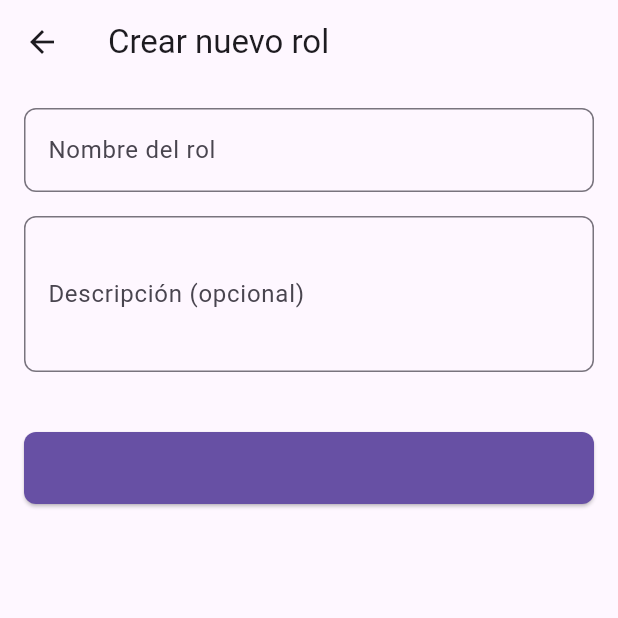
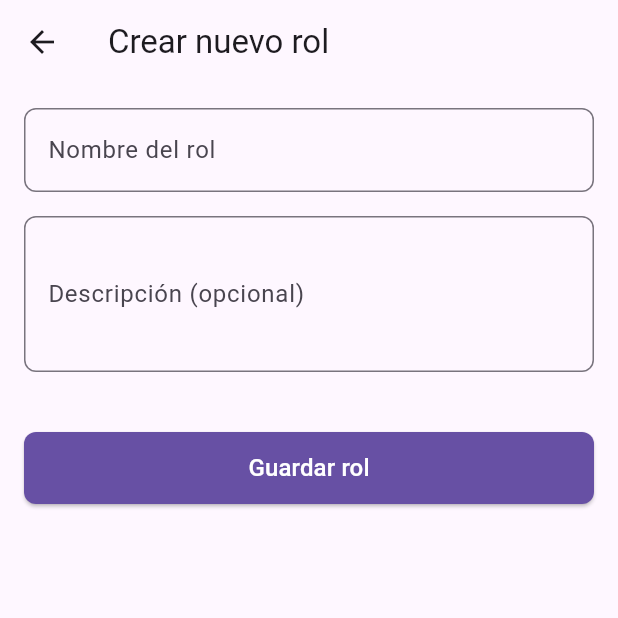
Before and after one commit to manasho/flutter, a Flutter app: the screen it shows after launch, after a tap on "Registrar nuevo rol", on a phone screen of 412 x 824 dp, the top half of it. Run offline on Flutter 3.47's test engine with Material 3 defaults, Android fonts, the phone set to English and light mode, and no system bars; our stand-ins replace shared_preferences.

Commit message:
paso a paso terminado y correxiones

```diff
--- a/Evaluacion/Flutter/lib/ui/create_role_view.dart
+++ b/Evaluacion/Flutter/lib/ui/create_role_view.dart
@@ -91,6 +91,7 @@ class _CreateRoleViewState extends State<CreateRoleView> {
                 text: 'Guardar rol',
                 onPressed: _createRole,
                 isLoading: _isLoading,
+                textColor: Colors.white,
               ),
             ],
           ),
--- a/Evaluacion/Flutter/lib/ui/login_view.dart
+++ b/Evaluacion/Flutter/lib/ui/login_view.dart
@@ -83,6 +83,7 @@ class _LoginViewState extends State<LoginView> {
                 text: 'Ingresar',
                 onPressed: _login,
                 isLoading: _isLoading,
+                textColor: Colors.white
               ),
               SizedBox(height: 16),
               TextButton(
--- a/Evaluacion/Flutter/lib/widgets/custom_button.dart
+++ b/Evaluacion/Flutter/lib/widgets/custom_button.dart
@@ -5,11 +5,13 @@ class CustomButton extends StatelessWidget {
   final VoidCallback onPressed;
   final bool isLoading;
   final Color? color;
+  final Color? textColor;
 
   const CustomButton({
     Key? key,
     required this.text,
     required this.onPressed,
+     this.textColor,
     this.isLoading = false,
     this.color,
   }) : super(key: key);
@@ -23,6 +25,7 @@ class CustomButton extends StatelessWidget {
         onPressed: isLoading ? null : onPressed,
         style: ElevatedButton.styleFrom(
           backgroundColor: color ?? Theme.of(context).primaryColor,
+          foregroundColor: textColor ?? Colors.white,
           shape: RoundedRectangleBorder(
             borderRadius: BorderRadius.circular(8),
           ),
@@ -36,7 +39,7 @@ class CustomButton extends StatelessWidget {
                   valueColor: AlwaysStoppedAnimation<Color>(Colors.white),
                 ),
               )
-            : Text(text, style: TextStyle(fontSize: 16)),
+            : Text(text, style: TextStyle(fontSize: 16, color: textColor ?? Colors.white)),
       ),
     );
   }
```
Also changed, not shown: Evaluacion/Flutter/pubspec.lock, Evaluacion/db/MFR.JPG (deleted), 2 other files.
